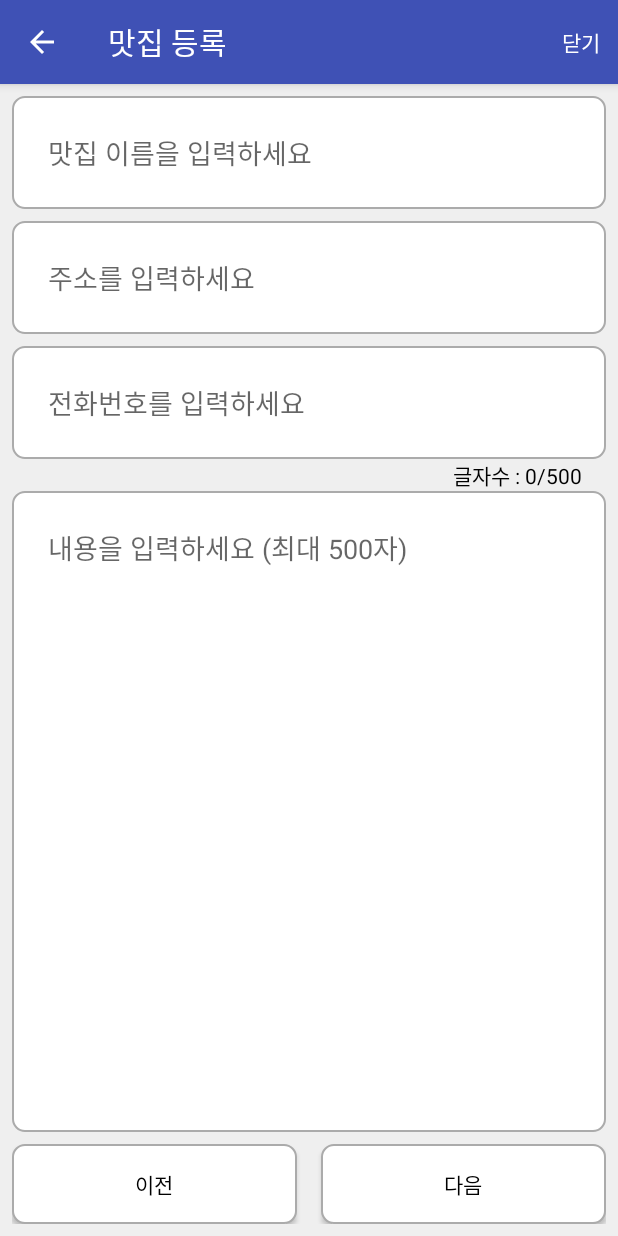
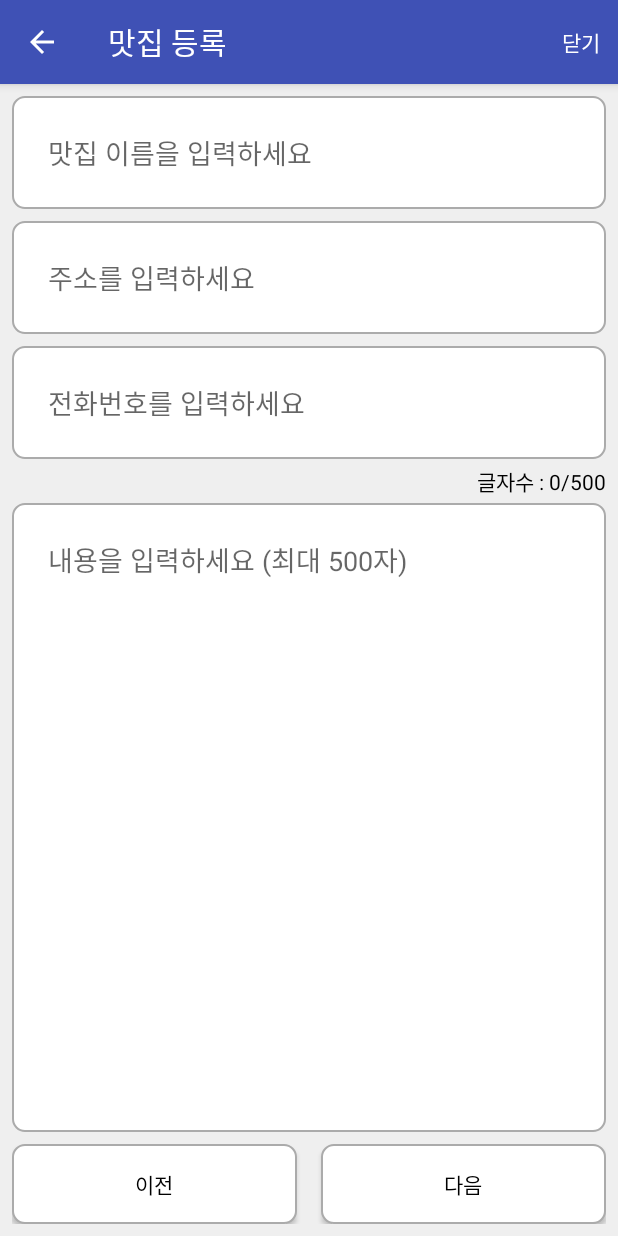
Before and after one commit to lunar999/boostcamp_3rdWeek, an Android app: the screen it shows after launch (MainActivity), on a phone screen of 412 x 824 dp. Run offline under Robolectric (Android 15) with nearby library versions, the phone set to English and light mode, and no system bars; our stand-ins replace ButterKnife; libraries missing offline, so code that uses them is left out: io.realm; 1 statement that could not run was skipped.

Commit message:
일부 미세조정

```diff
--- a/3rdMiniProject/app/src/main/java/com/miniproject/a3rd/a3rdminiproject/MapsActivity.java
+++ b/3rdMiniProject/app/src/main/java/com/miniproject/a3rd/a3rdminiproject/MapsActivity.java
@@ -116,6 +116,7 @@ public class MapsActivity extends AppCompatActivity implements OnMapReadyCallbac
         try {
             LatLng foundLatLng = getLatLngFromAddress(restaurant.getAddress());
             mMap.addMarker(new MarkerOptions().title(restaurant.getTitle())
+                    .snippet(restaurant.getPhone())
                     .position(foundLatLng)
                     .draggable(true)).setTag(restaurant);
             changeLatLng(restaurant, foundLatLng);
--- a/3rdMiniProject/app/src/main/res/layout/activity_main.xml
+++ b/3rdMiniProject/app/src/main/res/layout/activity_main.xml
@@ -58,8 +58,7 @@
         android:id="@+id/add_content_num"
         android:layout_width="wrap_content"
         android:layout_height="wrap_content"
-        android:layout_marginEnd="@dimen/unit_dimen"
-        android:layout_marginRight="@dimen/unit_dimen"
+        android:layout_marginTop="@dimen/small_dimen"
         android:textColor="@android:color/primary_text_light"
         app:layout_constraintRight_toRightOf="parent"
         app:layout_constraintTop_toBottomOf="@+id/add_phone"
@@ -71,6 +70,7 @@
         android:layout_width="0dp"
         android:layout_height="0dp"
         android:layout_marginBottom="@dimen/half_unit_dimen"
+        android:layout_marginTop="@dimen/small_dimen"
         android:background="@drawable/round_rect"
         android:gravity="top"
         android:hint="@string/add_hint_content"
--- a/3rdMiniProject/app/src/main/res/layout/activity_maps.xml
+++ b/3rdMiniProject/app/src/main/res/layout/activity_maps.xml
@@ -24,6 +24,8 @@
         android:background="@color/text_alpha_bg"
         android:ellipsize="end"
         android:maxLines="1"
+        android:paddingTop="@dimen/small_dimen"
+        android:paddingBottom="@dimen/small_dimen"
         android:paddingEnd="@dimen/half_unit_dimen"
         android:paddingStart="@dimen/half_unit_dimen"
         android:textColor="@android:color/white"
--- a/3rdMiniProject/app/src/main/res/values/colors.xml
+++ b/3rdMiniProject/app/src/main/res/values/colors.xml
@@ -5,5 +5,5 @@
     <color name="colorAccent">#FF4081</color>
     <color name="background">#EFEFEF</color>
     <color name="line">#ABABAB</color>
-    <color name="text_alpha_bg">#AA000000</color>
+    <color name="text_alpha_bg">#80000000</color>
 </resources>
```
Also changed, not shown: 3rdMiniProject/app/src/debug/res/values/google_maps_api.xml (+0 -21 lines), 3rdMiniProject/app/src/main/ic_launcher-web.png (added), 3rdMiniProject/app/src/main/res/mipmap-hdpi/ic_launcher.png, 3rdMiniProject/app/src/main/res/mipmap-mdpi/ic_launcher.png, 3rdMiniProject/app/src/main/res/mipmap-xhdpi/ic_launcher.png, 3rdMiniProject/app/src/main/res/mipmap-xxhdpi/ic_launcher.png, 3rdMiniProject/app/src/main/res/mipmap-xxxhdpi/ic_launcher.png, 3 other files.
